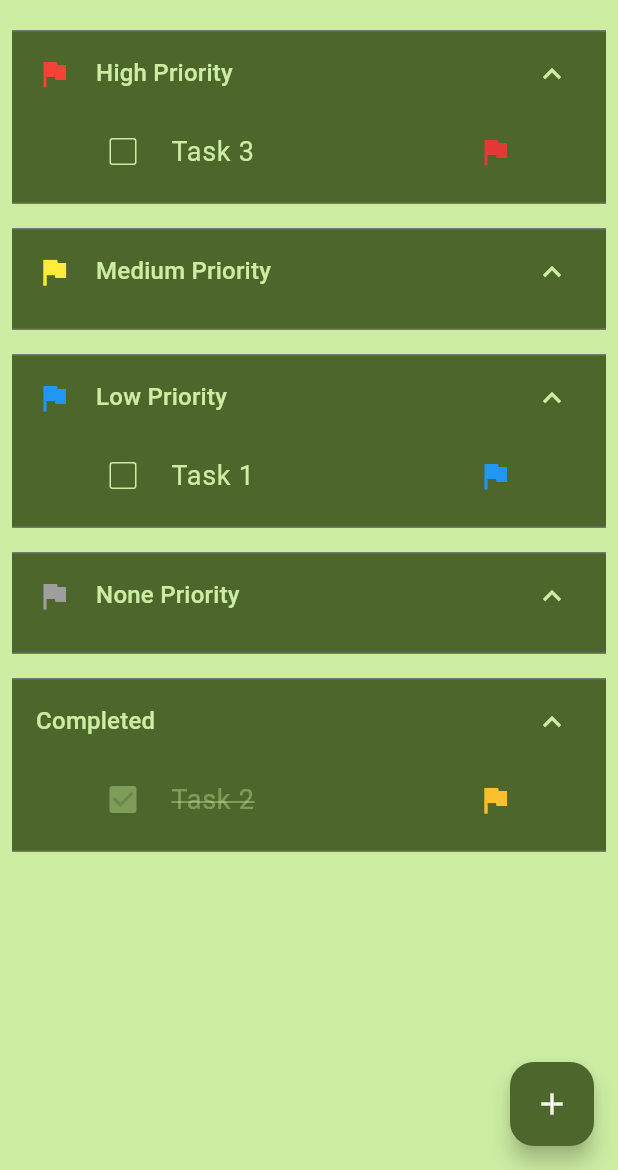
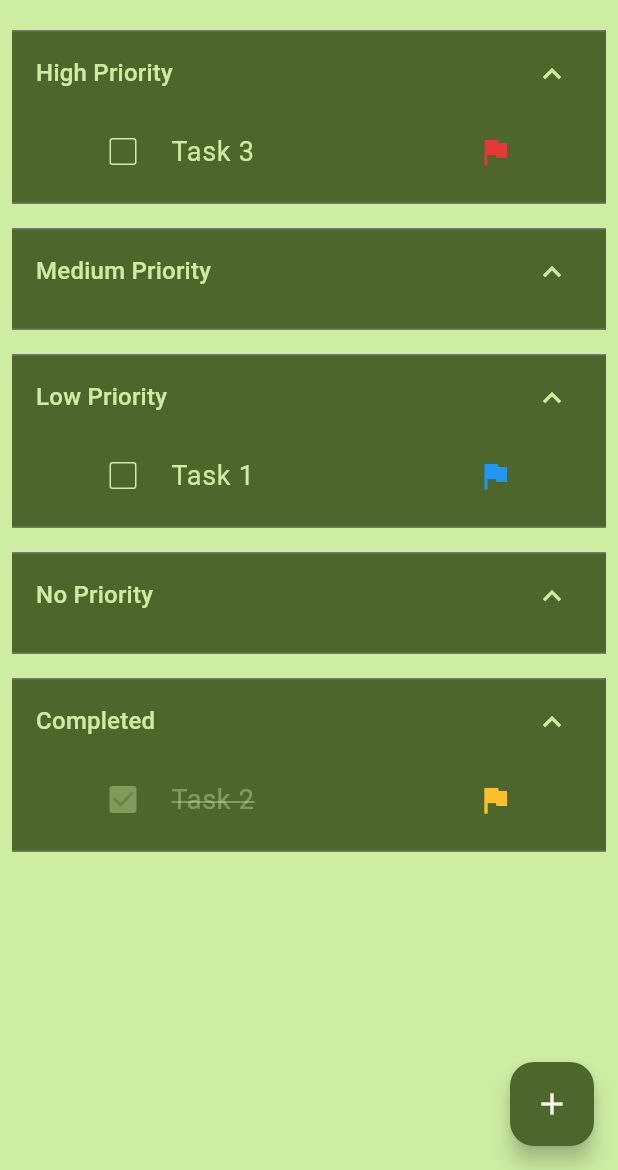
Before and after one commit to csarevalo/todo-list, a Flutter app: the screen it shows after launch, on a phone screen of 412 x 824 dp, the part 66-1236 px from its top. Run offline on Flutter 3.47's test engine with Material 3 defaults, Android fonts, the phone set to English and light mode, and no system bars; drawn by our look-alikes of flutter_slidable; our stand-ins replace google_fonts.

Commit message:
adding multiple sections in section builder

```diff
--- /dev/null
+++ b/lib/src/models/section_heading.dart
@@ -0,0 +1,11 @@
+import 'package:flutter/material.dart';
+
+class SectionHeading {
+  final String heading;
+  final Icon? leadingIcon;
+
+  SectionHeading({
+    required this.heading,
+    this.leadingIcon,
+  });
+}
--- a/lib/src/widgets/task_sections_builder.dart
+++ b/lib/src/widgets/task_sections_builder.dart
@@ -1,5 +1,6 @@
 import 'package:flutter/material.dart';
 import 'package:provider/provider.dart';
+import 'package:todo_list/src/models/section_heading.dart';
 
 import '../providers/task_provider.dart';
 import 'dialogs/change_priority_dialog.dart';
@@ -15,7 +16,7 @@ class TaskSectionsBuilder extends StatelessWidget {
     final taskProvider = Provider.of<TaskProvider>(context, listen: false);
 
     final themeColors = Theme.of(context).colorScheme;
-    final textTheme = Theme.of(context).textTheme;
+    // final textTheme = Theme.of(context).textTheme;
 
     List<TaskTile> getTaskTilesWithCompletion({required completed}) {
       List<TaskTile> taskTiles = [];
@@ -76,29 +77,66 @@ class TaskSectionsBuilder extends StatelessWidget {
       return taskTiles;
     }
 
+    List<SectionExpansionTile> getSectionedTaskTiles(String groupBy) {
+      groupBy = groupBy.toLowerCase().trim();
+      final List<SectionHeading> prioritySections = [
+        SectionHeading(
+          heading: "High Priority",
+          leadingIcon: const Icon(Icons.flag, color: Colors.red),
+        ),
+        SectionHeading(
+          heading: "Medium Priority",
+          leadingIcon: const Icon(Icons.flag, color: Colors.yellow),
+        ),
+        SectionHeading(
+          heading: "Low Priority",
+          leadingIcon: const Icon(Icons.flag, color: Colors.blue),
+        ),
+        SectionHeading(
+          heading: "No Priority",
+          leadingIcon: const Icon(Icons.flag, color: Colors.grey),
+        ),
+      ];
+
+      final List<SectionHeading> dateSections = [
+        SectionHeading(heading: "Overdue Pospone"),
+        SectionHeading(heading: "Today"),
+        SectionHeading(heading: "Tomorrow"),
+        SectionHeading(heading: "Next 7 Days"),
+        SectionHeading(heading: "Later"),
+      ];
+
+      List<SectionHeading> sectionsUsed;
+      List<SectionExpansionTile> sectionTiles = [];
+      List<TaskTile> Function(String)? getChildren;
+
+      switch (groupBy) {
+        case "priority":
+          sectionsUsed = prioritySections;
+          getChildren = (String s) => getTaskTileWithPriority(strPriority: s);
+          break;
+        case "date":
+          sectionsUsed = dateSections;
+          break;
+        default:
+          sectionsUsed = [];
+      }
+      for (var section in sectionsUsed) {
+        debugPrint(section.heading.split(" ")[0]);
+        sectionTiles.add(
+          SectionExpansionTile(
+            titleText: section.heading,
+            children: getChildren!(section.heading.split(' ')[0]),
+          ),
+        );
+      }
+      return sectionTiles;
+    }
+
     return SingleChildScrollView(
       child: Column(
         children: [
-          SectionExpansionTile(
-            leading: const Icon(Icons.flag, color: Colors.red),
-            titleText: "High Priority",
-            children: getTaskTileWithPriority(strPriority: "High"),
-          ),
-          SectionExpansionTile(
-            leading: const Icon(Icons.flag, color: Colors.yellow),
-            titleText: "Medium Priority",
-            children: getTaskTileWithPriority(strPriority: "Medium"),
-          ),
-          SectionExpansionTile(
-            leading: const Icon(Icons.flag, color: Colors.blue),
-            titleText: "Low Priority",
-            children: getTaskTileWithPriority(strPriority: "Low"),
-          ),
-          SectionExpansionTile(
-            leading: const Icon(Icons.flag, color: Colors.grey),
-            titleText: "None Priority",
-            children: getTaskTileWithPriority(strPriority: "None"),
-          ),
+          ...getSectionedTaskTiles("priority"),
           SectionExpansionTile(
             titleText: "Completed",
             children: getTaskTilesWithCompletion(completed: true),
```
